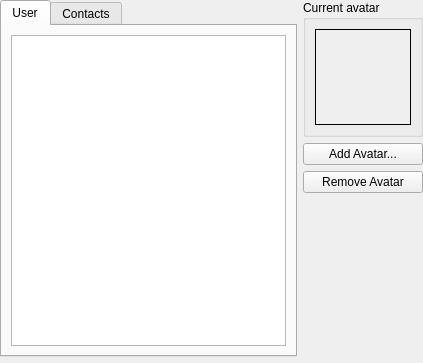
Above: libkopete/ui/avatarselectorwidget.ui from KDE/kopete before the change. Below: the same form after it.
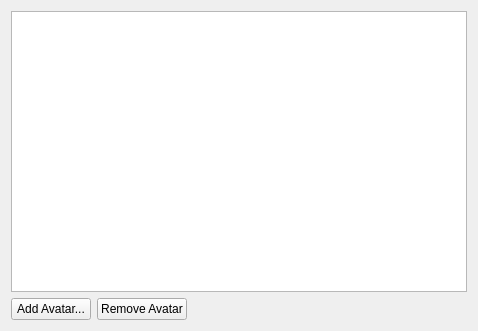
That is the form after the change. Custom widgets are drawn as their Qt base class.

Commit message: Simplify the avatar selector dialog a bit. A list of the changes: - Use the listview in icon mode and hide the name of the avatar. - Remove the signal avatarChanged (unused). - Remove the "Contacts" tab. - Remove the side preview of avatars.

Diff of the .ui file:
```diff
--- a/libkopete/ui/avatarselectorwidget.ui
+++ b/libkopete/ui/avatarselectorwidget.ui
@@ -5,225 +5,86 @@
    <rect>
     <x>0</x>
     <y>0</y>
-    <width>423</width>
-    <height>363</height>
+    <width>478</width>
+    <height>331</height>
    </rect>
   </property>
+  <property name="minimumSize" >
+   <size>
+    <width>400</width>
+    <height>300</height>
+   </size>
+  </property>
   <layout class="QGridLayout" >
-   <property name="leftMargin" >
-    <number>0</number>
-   </property>
-   <property name="topMargin" >
-    <number>0</number>
-   </property>
-   <property name="rightMargin" >
-    <number>0</number>
-   </property>
-   <property name="bottomMargin" >
-    <number>0</number>
-   </property>
-   <item row="0" column="0" >
-    <widget class="QTabWidget" name="tabAvatar" >
-     <property name="sizePolicy" >
-      <sizepolicy vsizetype="MinimumExpanding" hsizetype="Expanding" >
-       <horstretch>0</horstretch>
-       <verstretch>0</verstretch>
-      </sizepolicy>
+   <item row="0" column="0" colspan="3" >
+    <widget class="QListWidget" name="listUserAvatar" >
+     <property name="showDropIndicator" stdset="0" >
+      <bool>false</bool>
      </property>
-     <property name="currentIndex" >
-      <number>0</number>
+     <property name="dragDropMode" >
+      <enum>QAbstractItemView::NoDragDrop</enum>
      </property>
-     <widget class="QWidget" name="tabUser" >
-      <attribute name="title" >
-       <string>User</string>
-      </attribute>
-      <layout class="QGridLayout" >
-       <property name="leftMargin" >
-        <number>9</number>
-       </property>
-       <property name="topMargin" >
-        <number>9</number>
-       </property>
-       <property name="rightMargin" >
-        <number>9</number>
-       </property>
-       <property name="bottomMargin" >
-        <number>9</number>
-       </property>
-       <property name="horizontalSpacing" >
-        <number>6</number>
-       </property>
-       <property name="verticalSpacing" >
-        <number>6</number>
-       </property>
-       <item row="0" column="0" >
-        <widget class="QListWidget" name="listUserAvatar" >
-         <property name="alternatingRowColors" >
-          <bool>true</bool>
-         </property>
-         <property name="iconSize" >
-          <size>
-           <width>64</width>
-           <height>64</height>
-          </size>
-         </property>
-        </widget>
-       </item>
-      </layout>
-     </widget>
-     <widget class="QWidget" name="tabContacts" >
-      <attribute name="title" >
-       <string>Contacts</string>
-      </attribute>
-      <layout class="QGridLayout" >
-       <property name="leftMargin" >
-        <number>9</number>
-       </property>
-       <property name="topMargin" >
-        <number>9</number>
-       </property>
-       <property name="rightMargin" >
-        <number>9</number>
-       </property>
-       <property name="bottomMargin" >
-        <number>9</number>
-       </property>
-       <property name="horizontalSpacing" >
-        <number>6</number>
-       </property>
-       <property name="verticalSpacing" >
-        <number>6</number>
-       </property>
-       <item row="0" column="0" >
-        <widget class="QListWidget" name="listUserContact" >
-         <property name="alternatingRowColors" >
-          <bool>true</bool>
-         </property>
-         <property name="iconSize" >
-          <size>
-           <width>64</width>
-           <height>64</height>
-          </size>
-         </property>
-        </widget>
-       </item>
-      </layout>
-     </widget>
+     <property name="alternatingRowColors" >
+      <bool>false</bool>
+     </property>
+     <property name="selectionBehavior" >
+      <enum>QAbstractItemView::SelectRows</enum>
+     </property>
+     <property name="iconSize" >
+      <size>
+       <width>96</width>
+       <height>96</height>
+      </size>
+     </property>
+     <property name="textElideMode" >
+      <enum>Qt::ElideNone</enum>
+     </property>
+     <property name="movement" >
+      <enum>QListView::Static</enum>
+     </property>
+     <property name="resizeMode" >
+      <enum>QListView::Adjust</enum>
+     </property>
+     <property name="layoutMode" >
+      <enum>QListView::Batched</enum>
+     </property>
+     <property name="viewMode" >
+      <enum>QListView::IconMode</enum>
+     </property>
+     <property name="uniformItemSizes" >
+      <bool>true</bool>
+     </property>
     </widget>
    </item>
-   <item row="0" column="1" >
-    <layout class="QVBoxLayout" >
-     <item>
-      <widget class="QGroupBox" name="groupBox" >
-       <property name="sizePolicy" >
-        <sizepolicy vsizetype="Fixed" hsizetype="Fixed" >
-         <horstretch>0</horstretch>
-         <verstretch>0</verstretch>
-        </sizepolicy>
-       </property>
-       <property name="title" >
-        <string>Current avatar</string>
-       </property>
-       <layout class="QGridLayout" >
-        <property name="leftMargin" >
-         <number>9</number>
-        </property>
-        <property name="topMargin" >
-         <number>9</number>
-        </property>
-        <property name="rightMargin" >
-         <number>9</number>
-        </property>
-        <property name="bottomMargin" >
-         <number>9</number>
-        </property>
-        <property name="horizontalSpacing" >
-         <number>6</number>
-        </property>
-        <property name="verticalSpacing" >
-         <number>6</number>
-        </property>
-        <item row="0" column="0" >
-         <widget class="QLabel" name="labelAvatarImage" >
-          <property name="sizePolicy" >
-           <sizepolicy vsizetype="Expanding" hsizetype="Expanding" >
-            <horstretch>0</horstretch>
-            <verstretch>0</verstretch>
-           </sizepolicy>
-          </property>
-          <property name="minimumSize" >
-           <size>
-            <width>96</width>
-            <height>96</height>
-           </size>
-          </property>
-          <property name="maximumSize" >
-           <size>
-            <width>96</width>
-            <height>96</height>
-           </size>
-          </property>
-          <property name="baseSize" >
-           <size>
-            <width>96</width>
-            <height>96</height>
-           </size>
-          </property>
-          <property name="autoFillBackground" >
-           <bool>true</bool>
-          </property>
-          <property name="frameShape" >
-           <enum>QFrame::Box</enum>
-          </property>
-          <property name="scaledContents" >
-           <bool>true</bool>
-          </property>
-         </widget>
-        </item>
-       </layout>
-      </widget>
-     </item>
-     <item>
-      <widget class="QPushButton" name="buttonAddAvatar" >
-       <property name="text" >
-        <string>Add Avatar...</string>
-       </property>
-      </widget>
-     </item>
-     <item>
-      <widget class="QPushButton" name="buttonRemoveAvatar" >
-       <property name="text" >
-        <string>Remove Avatar</string>
-       </property>
-      </widget>
-     </item>
-     <item>
-      <spacer>
-       <property name="orientation" >
-        <enum>Qt::Vertical</enum>
-       </property>
-       <property name="sizeHint" >
-        <size>
-         <width>20</width>
-         <height>40</height>
-        </size>
-       </property>
-      </spacer>
-     </item>
-    </layout>
+   <item row="1" column="2" >
+    <spacer>
+     <property name="orientation" >
+      <enum>Qt::Horizontal</enum>
+     </property>
+     <property name="sizeHint" >
+      <size>
+       <width>131</width>
+       <height>20</height>
+      </size>
+     </property>
+    </spacer>
    </item>
-   <item row="1" column="0" colspan="2" >
-    <widget class="KTitleWidget" native="1" name="labelErrorMessage" />
+   <item row="1" column="0" >
+    <widget class="QPushButton" name="buttonAddAvatar" >
+     <property name="text" >
+      <string>Add Avatar...</string>
+     </property>
+    </widget>
+   </item>
+   <item row="1" column="1" >
+    <widget class="QPushButton" name="buttonRemoveAvatar" >
+     <property name="text" >
+      <string>Remove Avatar</string>
+     </property>
+    </widget>
    </item>
   </layout>
  </widget>
- <customwidgets>
-  <customwidget>
-   <class>KTitleWidget</class>
-   <extends>QWidget</extends>
-   <header>ktitlewidget.h</header>
-  </customwidget>
- </customwidgets>
  <resources/>
  <connections/>
 </ui>
```
The commit also changes 3 other files.
